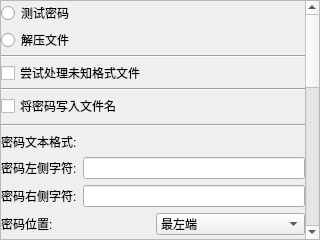
This is components/page_setting/res/page_setting.ui in PPJUST/OnlyUnzip as Qt 5 draws it before an edit. The edited form follows.
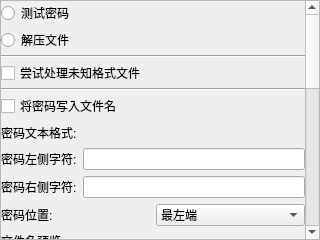
This is the edited form.

The edit to the form file:
```diff
--- a/components/page_setting/res/page_setting.ui
+++ b/components/page_setting/res/page_setting.ui
@@ -38,9 +38,9 @@
       <property name="geometry">
        <rect>
         <x>0</x>
-        <y>-258</y>
+        <y>0</y>
         <width>301</width>
-        <height>620</height>
+        <height>611</height>
        </rect>
       </property>
       <layout class="QVBoxLayout" name="verticalLayout">
@@ -122,13 +122,6 @@
             </property>
            </widget>
           </item>
-          <item>
-           <widget class="Line" name="line_3">
-            <property name="orientation">
-             <enum>Qt::Orientation::Horizontal</enum>
-            </property>
-           </widget>
-          </item>
           <item>
            <widget class="QLabel" name="label_4">
             <property name="text">
```
